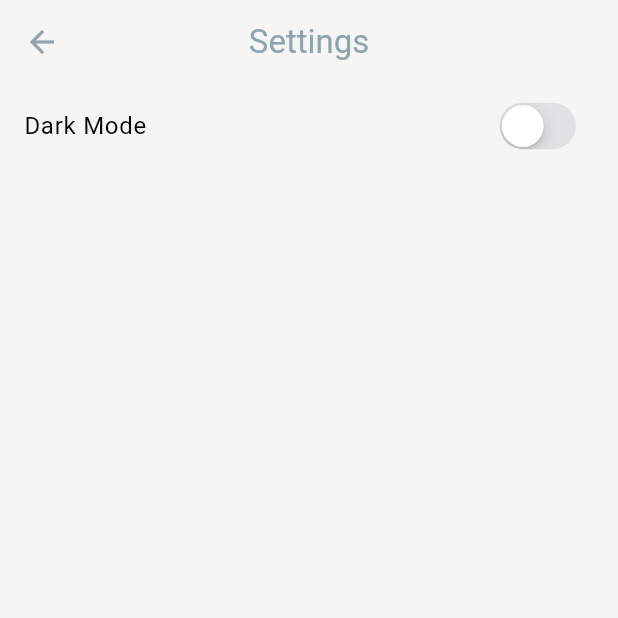
After one commit to chaolaolo/flutter_social_media, a Flutter app: the SettingsPage screen opened directly, on a phone screen of 412 x 824 dp, the top half of it. The commit adds this screen. Run offline on Flutter 3.47's test engine with Material 3 defaults, Android fonts, the phone set to English and light mode, and no system bars; our stand-ins replace cached_network_image, cloud_firestore, file_picker, firebase_auth, firebase_core, firebase_storage and 3 more; accounts and stored records are empty.

Commit message:
Change theme mode in Settings page

```diff
--- a/lib/features/home/presentation/components/my_drawer.dart
+++ b/lib/features/home/presentation/components/my_drawer.dart
@@ -5,6 +5,7 @@ import 'package:flutter_social_media/features/home/presentation/components/my_dr
 import 'package:flutter_social_media/features/profile/presentation/cubits/profile_cubit.dart';
 import 'package:flutter_social_media/features/profile/presentation/pages/profile_page.dart';
 import 'package:flutter_social_media/features/search/presentation/pages/search_page.dart';
+import 'package:flutter_social_media/features/settings/presentation/pages/settings_page.dart';
 
 class MyDrawer extends StatelessWidget {
   const MyDrawer({super.key});
@@ -67,7 +68,16 @@ class MyDrawer extends StatelessWidget {
               ),
             ),
             //Settings tile
-            MyDrawerTile(title: "SETTINGS", icon: Icons.settings, onTap: () {}),
+            MyDrawerTile(
+              title: "SETTINGS",
+              icon: Icons.settings,
+              onTap: () => Navigator.push(
+                context,
+                MaterialPageRoute(
+                  builder: (context) => SettingsPage(),
+                ),
+              ),
+            ),
             Spacer(),
             //Logout tile
             MyDrawerTile(
--- /dev/null
+++ b/lib/features/settings/presentation/pages/settings_page.dart
@@ -0,0 +1,35 @@
+import 'package:flutter/cupertino.dart';
+import 'package:flutter/material.dart';
+import 'package:flutter_bloc/flutter_bloc.dart';
+import 'package:flutter_social_media/themes/theme_cubit.dart';
+
+class SettingsPage extends StatelessWidget {
+  const SettingsPage({super.key});
+
+  @override
+  Widget build(BuildContext context) {
+    final themeCubit = context.watch<ThemeCubit>();
+    bool isDarkMode = themeCubit.isDarkMode;
+    return Scaffold(
+      appBar: AppBar(
+        title: Text("Settings"),
+        centerTitle: true,
+        foregroundColor: Theme.of(context).colorScheme.primary,
+      ),
+      body: Column(
+        children: [
+          //dark mode tile
+          ListTile(
+            title: Text("Dark Mode"),
+            trailing: CupertinoSwitch(
+              value: isDarkMode,
+              onChanged: (value) {
+                themeCubit.toggleTheme();
+              },
+            ),
+          ),
+        ],
+      ),
+    );
+  }
+}
--- a/lib/themes/dark_mode.dart
+++ b/lib/themes/dark_mode.dart
@@ -1,20 +1,9 @@
-// import 'package:flutter/material.dart';
-//
-// ThemeData darkMode = ThemeData(
-//   colorScheme: ColorScheme.dark(
-//     background: Colors.grey.shade900,
-//     primary: Colors.grey.shade600,
-//     secondary: Colors.grey.shade700,
-//     tertiary: Colors.grey.shade800,
-//     inversePrimary: Colors.grey.shade300,
-//   ),
-// );
-
 
 import 'package:flutter/material.dart';
 
 ThemeData darkMode = ThemeData(
   colorScheme: ColorScheme.dark(
+    surface: Colors.grey.shade900, // Màu nền
     background: Colors.grey.shade700, // Màu nền tối hơn
     primary: Colors.grey.shade800, // Màu chính
     secondary: Colors.grey.shade600, // Màu phụ
@@ -22,4 +11,5 @@ ThemeData darkMode = ThemeData(
     inversePrimary: Colors.white, // Màu đối lập cho chữ
     // inversePrimary: Colors.blueGrey.shade50, // Màu đối lập cho chữ
   ),
+  scaffoldBackgroundColor: Colors.grey.shade900, // Màu nền của Scaffold
 );
--- a/lib/themes/light_mode.dart
+++ b/lib/themes/light_mode.dart
@@ -16,10 +16,12 @@ import 'package:flutter/material.dart';
 
 ThemeData lightMode = ThemeData(
   colorScheme: ColorScheme.light(
+    surface: Colors.grey.shade100, // Màu nền
     background: Colors.white, // Màu nền sáng hơn
     primary: Colors.blueGrey.shade300, // Màu chính nhẹ hơn
     secondary: Colors.blueGrey.shade100, // Màu phụ
     tertiary: Colors.grey.shade200, // Màu nhấn
     inversePrimary: Colors.blueGrey, // Màu đối lập cho chữ
   ),
+  scaffoldBackgroundColor: Colors.grey.shade100,
 );
--- /dev/null
+++ b/lib/themes/theme_cubit.dart
@@ -0,0 +1,21 @@
+import 'package:flutter/material.dart';
+import 'package:flutter_bloc/flutter_bloc.dart';
+import 'package:flutter_social_media/themes/dark_mode.dart';
+import 'package:flutter_social_media/themes/light_mode.dart';
+
+class ThemeCubit extends Cubit<ThemeData> {
+  bool _isDarkMode = false;
+
+  ThemeCubit() : super(lightMode);
+
+  bool get isDarkMode => _isDarkMode;
+
+  void toggleTheme() {
+    _isDarkMode = !_isDarkMode;
+    if (isDarkMode) {
+      emit(darkMode);
+    } else {
+      emit(lightMode);
+    }
+  }
+}
```
Also changed, not shown: lib/app.dart (+13 -4 lines), lib/features/settings/presentation/pages/profile_page.dart (deleted).
